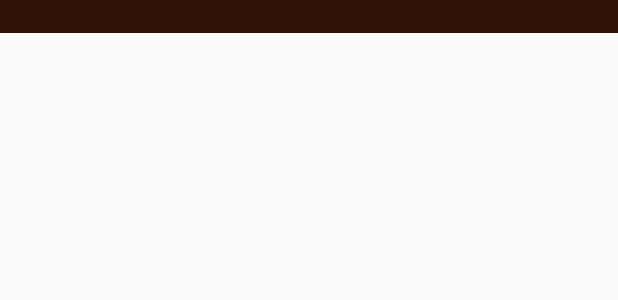
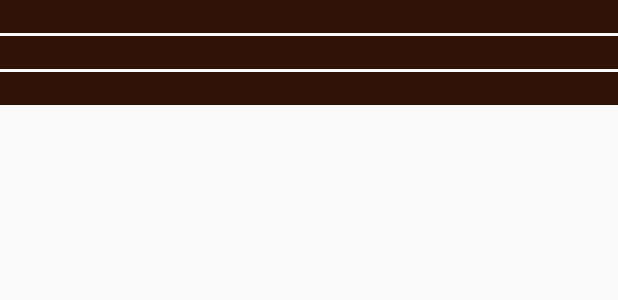
Before and after one commit to samyabdellatif/JustJavaRoomDatabaseWithView, an Android app: the layout recyclerview_item.xml on its own in the app's theme, with its tools: preview values and no code run, on a phone screen of 412 x 824 dp. Shown: the top 300 px of the screen. Run offline under Robolectric (Android 15) with nearby library versions, the phone set to English and light mode, and no system bars.

Commit message:
RecyclerView holder changed to grab the data from the three fields of the database table

```diff
--- a/app/src/main/java/com/example/android/justjava/MainActivity.java
+++ b/app/src/main/java/com/example/android/justjava/MainActivity.java
@@ -65,7 +65,7 @@ public class MainActivity extends AppCompatActivity {
         orderViewModel.getmAllCoffeeOrder().observe(this, new Observer<List<CoffeeOrder>>() {
             @Override
             public void onChanged(@Nullable final List<CoffeeOrder> orders) {
-                // Update the cached copy of the words in the adapter.
+                // Update the cached copy of the CoffeeOrder in the adapter.
                 adapter.setmCoffeeOrder(orders);
             }
         });
--- a/app/src/main/res/layout/recyclerview_item.xml
+++ b/app/src/main/res/layout/recyclerview_item.xml
@@ -6,7 +6,17 @@
 
     <TextView
         style="@style/list_item"
-        android:id="@+id/textView"
+        android:id="@+id/id_text_view"
+        android:layout_width="match_parent"
+        android:layout_height="wrap_content"/>
+    <TextView
+        style="@style/list_item"
+        android:id="@+id/name_text_view"
+        android:layout_width="match_parent"
+        android:layout_height="wrap_content"/>
+    <TextView
+        style="@style/list_item"
+        android:id="@+id/total_text_view"
         android:layout_width="match_parent"
         android:layout_height="wrap_content"/>
 </LinearLayout>
```
Also changed, not shown: app/src/main/java/com/example/android/justjava/OrderListAdapter.java (+13 -6 lines), app/src/main/java/com/example/android/justjava/OrdersDatabase.java (+2 -9 lines).
